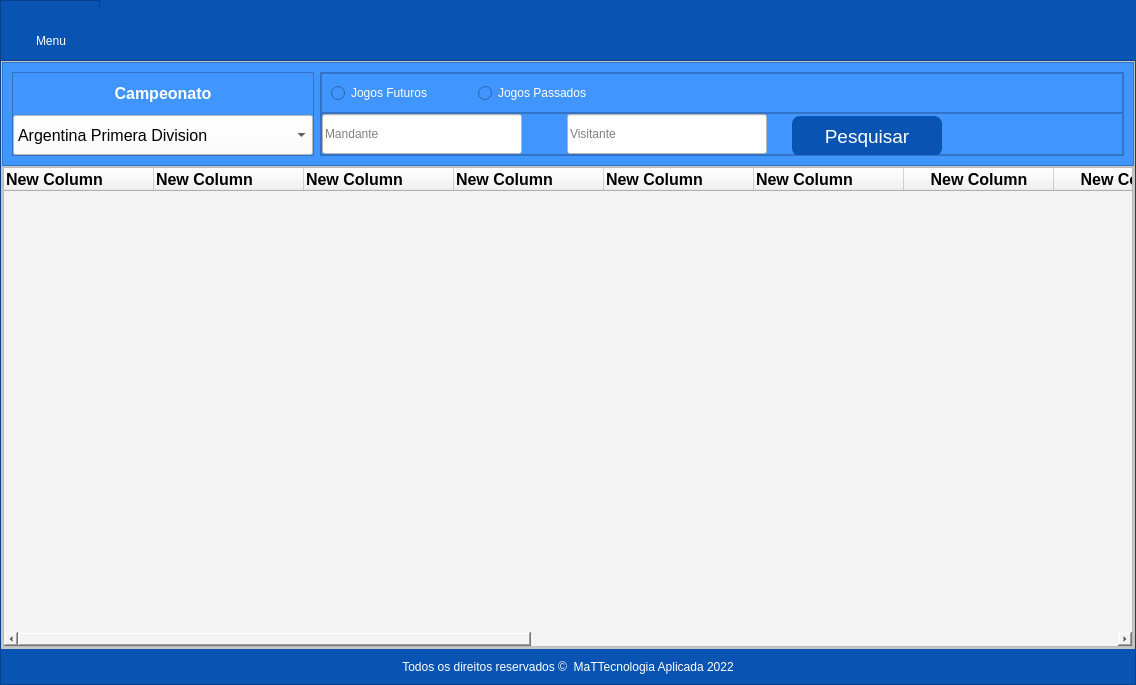
The window that ui_forms/ui_main.ui (mateuscosta27/WebScraping) describes before a commit, drawn with Qt 5.
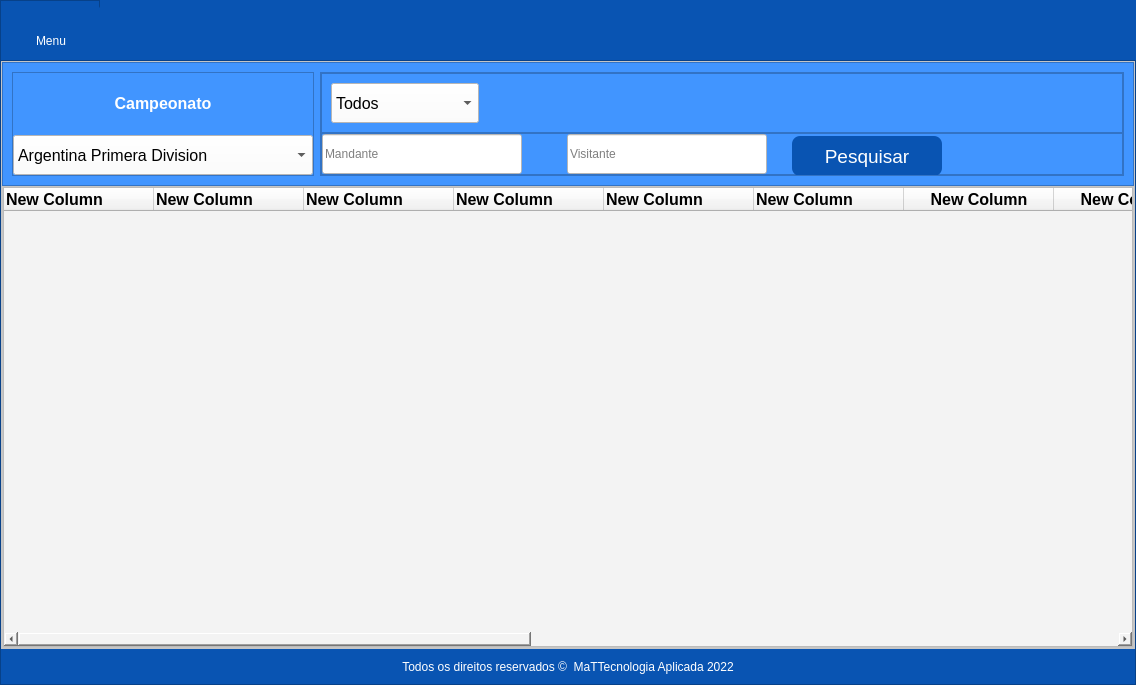
The same window after the commit. Icons and pictures are not drawn.

Patch:
```diff
--- a/ui_forms/ui_main.ui
+++ b/ui_forms/ui_main.ui
@@ -1853,57 +1853,60 @@
                          </property>
                          <layout class="QHBoxLayout" name="horizontalLayout_11">
                           <item>
-                           <widget class="QRadioButton" name="rb_games_future">
-                            <property name="styleSheet">
-                             <string notr="true">
-QRadioButton{
-	font: 75 12pt &quot;MS Shell Dlg 2&quot;;
-	color: rgb(255, 255, 255);
-}
-
-QRadioButton:pressed{
-	font: 75 12pt &quot;MS Shell Dlg 2&quot;;
-	color: rgb(0, 0, 0);
-}</string>
+                           <widget class="QComboBox" name="cb_games">
+                            <property name="minimumSize">
+                             <size>
+                              <width>0</width>
+                              <height>40</height>
+                             </size>
                             </property>
-                            <property name="text">
-                             <string>Jogos Futuros</string>
+                            <property name="maximumSize">
+                             <size>
+                              <width>300</width>
+                              <height>40</height>
+                             </size>
                             </property>
-                           </widget>
-                          </item>
-                          <item>
-                           <spacer name="horizontalSpacer_4">
-                            <property name="orientation">
-                             <enum>Qt::Horizontal</enum>
+                            <property name="font">
+                             <font>
+                              <pointsize>12</pointsize>
+                             </font>
                             </property>
-                            <property name="sizeType">
-                             <enum>QSizePolicy::Preferred</enum>
+                            <property name="styleSheet">
+                             <string notr="true">background-color: rgb(255, 255, 255);</string>
                             </property>
-                            <property name="sizeHint" stdset="0">
+                            <property name="iconSize">
                              <size>
-                              <width>40</width>
-                              <height>20</height>
+                              <width>16</width>
+                              <height>16</height>
                              </size>
                             </property>
-                           </spacer>
-                          </item>
-                          <item>
-                           <widget class="QRadioButton" name="rb_games_past">
-                            <property name="styleSheet">
-                             <string notr="true">
-QRadioButton{
-	font: 75 12pt &quot;MS Shell Dlg 2&quot;;
-	color: rgb(255, 255, 255);
-}
-
-QRadioButton:pressed{
-	font: 75 12pt &quot;MS Shell Dlg 2&quot;;
-	color: rgb(0, 0, 0);
-}</string>
-                            </property>
-                            <property name="text">
-                             <string>Jogos Passados</string>
-                            </property>
+                            <item>
+                             <property name="text">
+                              <string>Todos</string>
+                             </property>
+                             <property name="icon">
+                              <iconset>
+                               <normaloff>../src/list_icon.svg</normaloff>../src/list_icon.svg</iconset>
+                             </property>
+                            </item>
+                            <item>
+                             <property name="text">
+                              <string>Jogos Futuros</string>
+                             </property>
+                             <property name="icon">
+                              <iconset>
+                               <normaloff>../src/list_icon.svg</normaloff>../src/list_icon.svg</iconset>
+                             </property>
+                            </item>
+                            <item>
+                             <property name="text">
+                              <string>Jogos Passados</string>
+                             </property>
+                             <property name="icon">
+                              <iconset>
+                               <normaloff>../src/list_icon.svg</normaloff>../src/list_icon.svg</iconset>
+                             </property>
+                            </item>
                            </widget>
                           </item>
                           <item>
```
